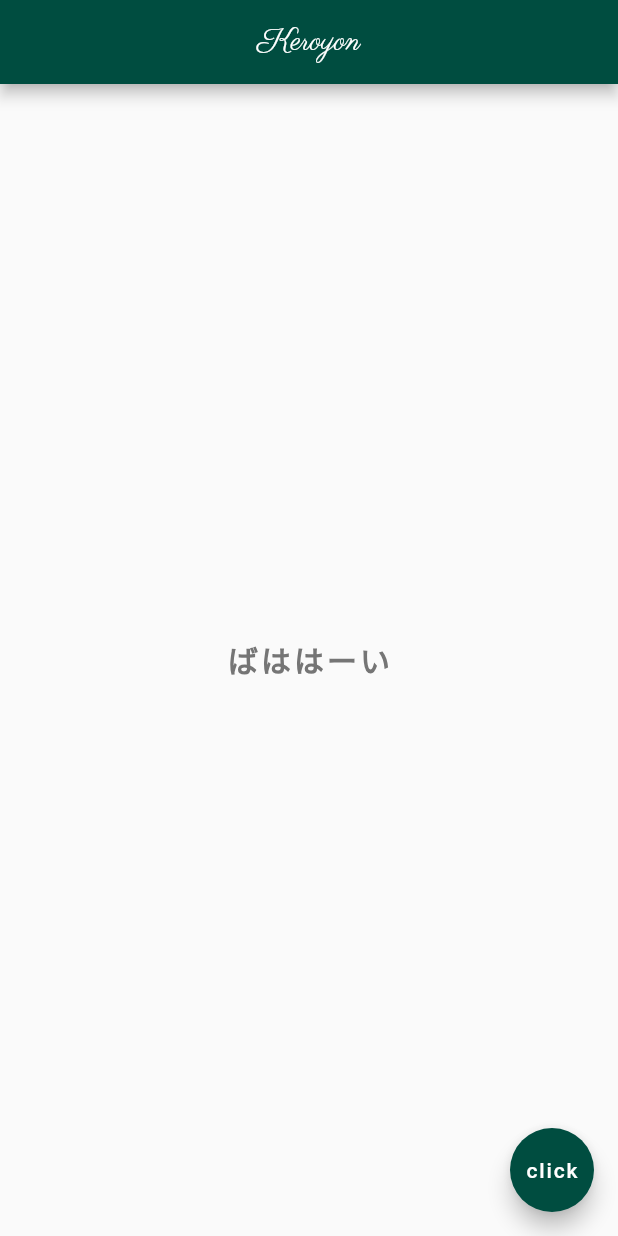
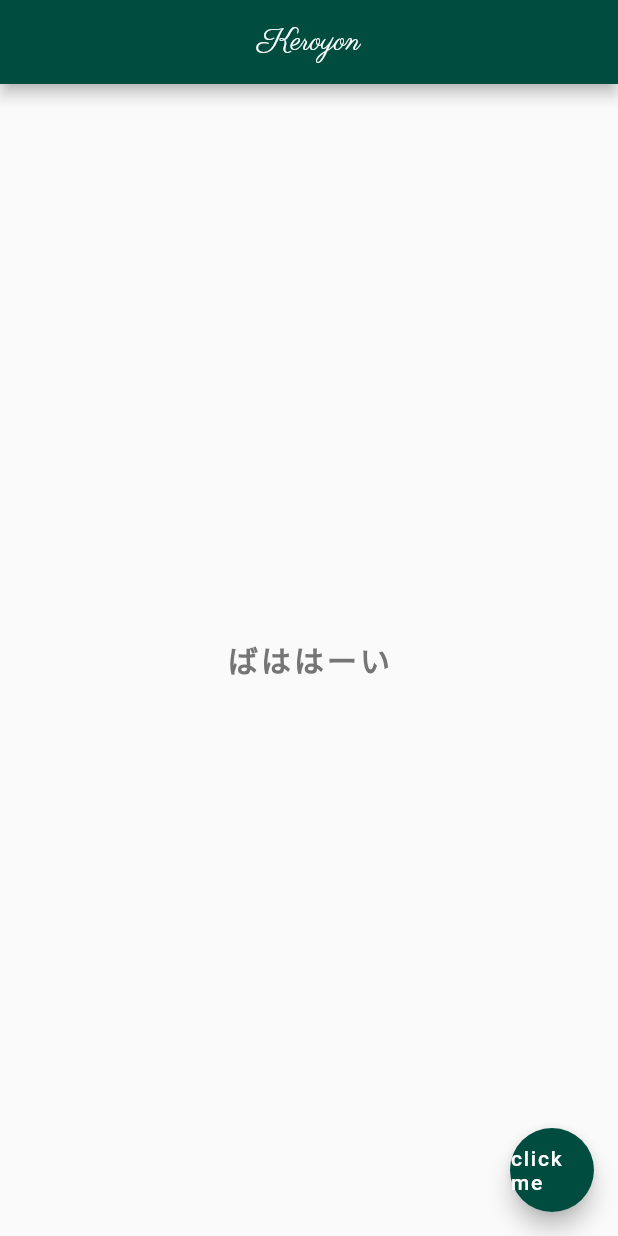
Before and after one commit to UedaTakeyuki/myflutterapp, a Flutter app: the screen it shows after launch, on a phone screen of 412 x 824 dp. Run offline on Flutter 3.47's test engine with Material 2 defaults, Android fonts, the phone set to English and light mode, and no system bars.

Commit message:
lesson #7

```diff
--- a/lib/main.dart
+++ b/lib/main.dart
@@ -1,9 +1,13 @@
-import 'dart:ui' as prefix0;
-
 import 'package:flutter/material.dart';
 
 void main() => runApp(MaterialApp(
-  home: Scaffold(
+  home: Home()
+));
+
+class Home extends StatelessWidget {
+  @override
+  Widget build(BuildContext context) {
+    return Scaffold(
       appBar: AppBar(
         title: Text(
           "Keroyon",
@@ -27,8 +31,9 @@ void main() => runApp(MaterialApp(
       ),
       floatingActionButton: FloatingActionButton(
         onPressed: () {},
-      child: Text("click"),
+        child: Text("click me"),
         backgroundColor: Colors.teal[900],
       ),
-  ),
-));
+    );
+  }
+}
```
Lines whose indentation alone changed are shown as unchanged.
